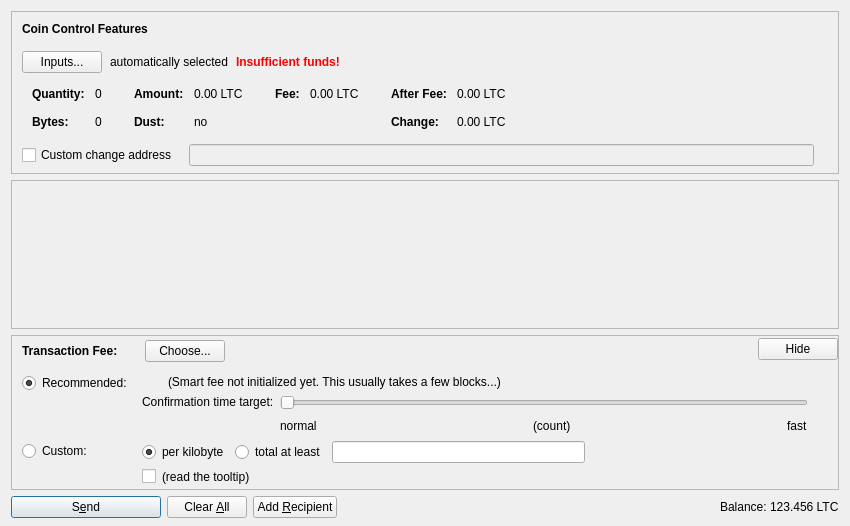
monacoinproject/monacoin, file src/qt/forms/sendcoinsdialog.ui: the form before one commit.
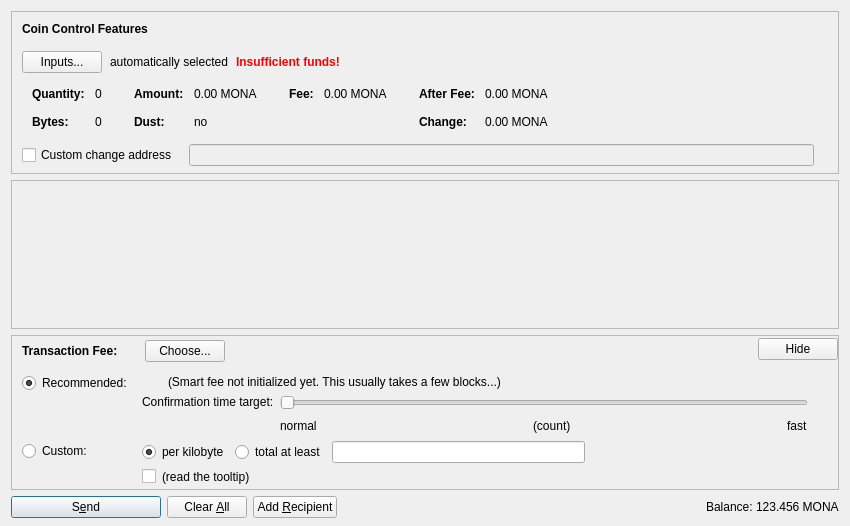
The form after the commit. Icons and pictures are not drawn. Custom widgets are drawn as their Qt base class.

Diff of the .ui file:
```diff
--- a/src/qt/forms/sendcoinsdialog.ui
+++ b/src/qt/forms/sendcoinsdialog.ui
@@ -324,7 +324,7 @@
                   <enum>Qt::ActionsContextMenu</enum>
                  </property>
                  <property name="text">
-                  <string notr="true">0.00 LTC</string>
+                  <string notr="true">0.00 MONA</string>
                  </property>
                  <property name="textInteractionFlags">
                   <set>Qt::LinksAccessibleByMouse|Qt::TextSelectableByKeyboard|Qt::TextSelectableByMouse</set>
@@ -404,7 +404,7 @@
                   <enum>Qt::ActionsContextMenu</enum>
                  </property>
                  <property name="text">
-                  <string notr="true">0.00 LTC</string>
+                  <string notr="true">0.00 MONA</string>
                  </property>
                  <property name="textInteractionFlags">
                   <set>Qt::LinksAccessibleByMouse|Qt::TextSelectableByKeyboard|Qt::TextSelectableByMouse</set>
@@ -455,7 +455,7 @@
                   <enum>Qt::ActionsContextMenu</enum>
                  </property>
                  <property name="text">
-                  <string notr="true">0.00 LTC</string>
+                  <string notr="true">0.00 MONA</string>
                  </property>
                  <property name="textInteractionFlags">
                   <set>Qt::LinksAccessibleByMouse|Qt::TextSelectableByKeyboard|Qt::TextSelectableByMouse</set>
@@ -484,7 +484,7 @@
                   <enum>Qt::ActionsContextMenu</enum>
                  </property>
                  <property name="text">
-                  <string notr="true">0.00 LTC</string>
+                  <string notr="true">0.00 MONA</string>
                  </property>
                  <property name="textInteractionFlags">
                   <set>Qt::LinksAccessibleByMouse|Qt::TextSelectableByKeyboard|Qt::TextSelectableByMouse</set>
@@ -1290,7 +1290,7 @@
           <cursorShape>IBeamCursor</cursorShape>
          </property>
          <property name="text">
-          <string notr="true">123.456 LTC</string>
+          <string notr="true">123.456 MONA</string>
          </property>
          <property name="textInteractionFlags">
           <set>Qt::LinksAccessibleByMouse|Qt::TextSelectableByKeyboard|Qt::TextSelectableByMouse</set>
```
Left out of the diff: 4 changed lines with no effect on the pictures.
